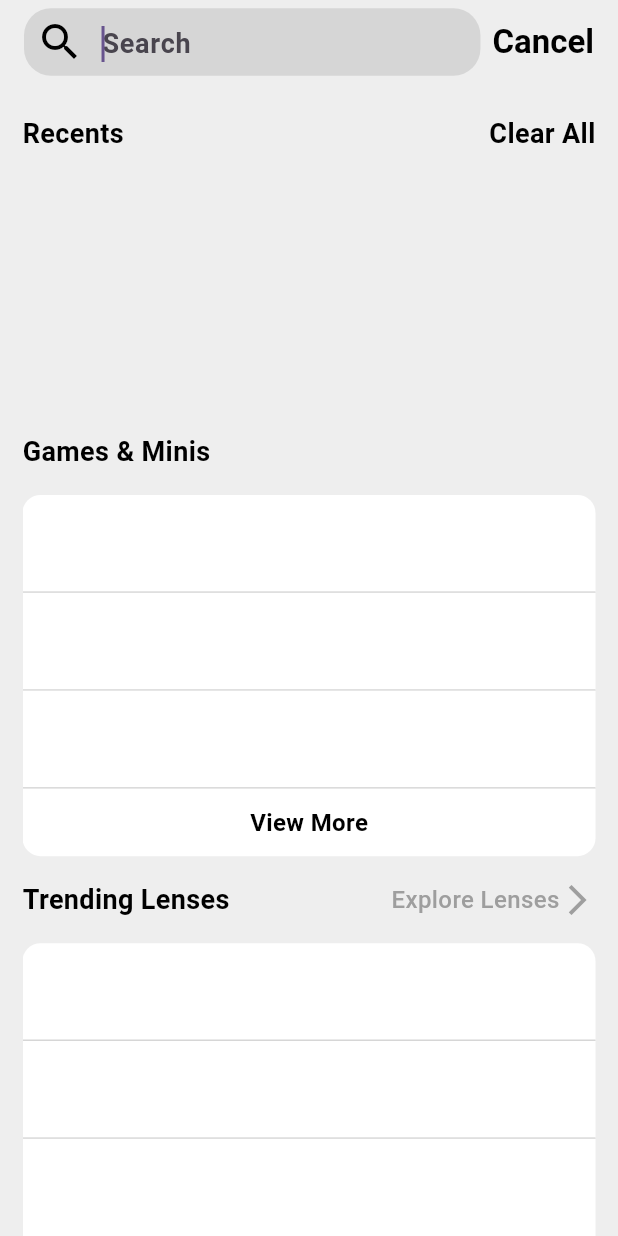
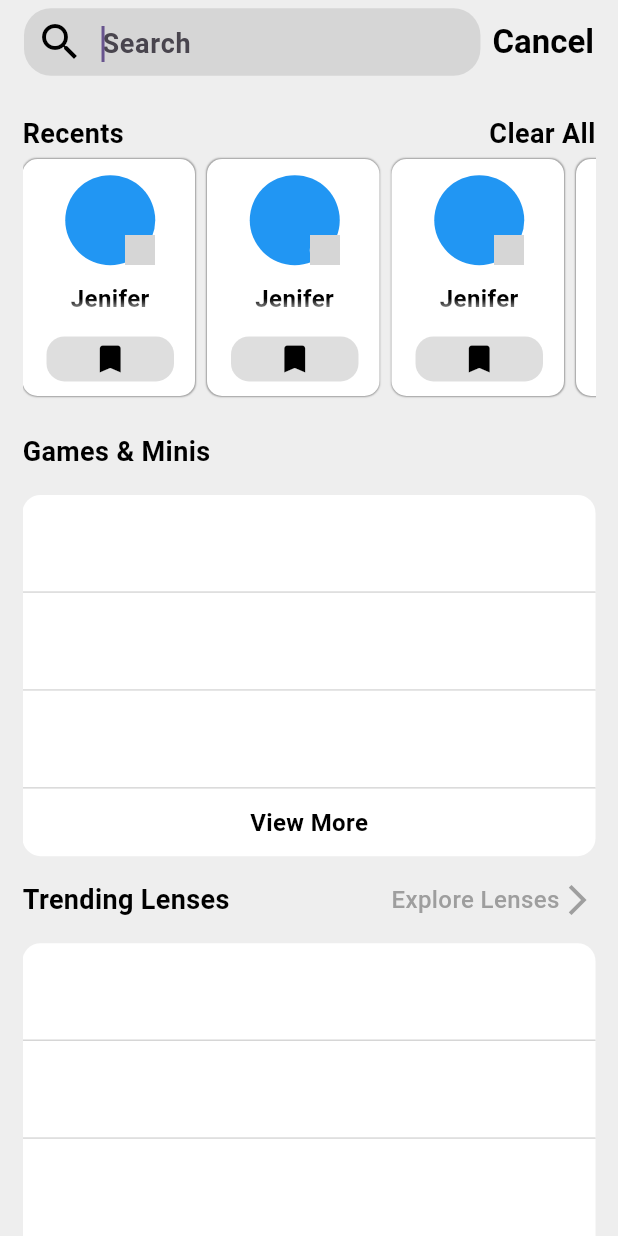
Before and after one commit to avikumar11haz/snapy, a Flutter app: the Search screen opened directly, on a phone screen of 412 x 824 dp. Run offline on Flutter 3.47's test engine with Material 2 defaults, Android fonts, the phone set to English and light mode, and no system bars; missing offline and left inert: flutter_swipe_detector; network calls fail; grey boxes are pictures that could not be loaded.

Commit message:
create recent item widget

```diff
--- /dev/null
+++ b/lib/bottomnavbar_option5/Widgets/SearchScreen/recentItem_widget.dart
@@ -0,0 +1,82 @@
+import 'package:flutter/material.dart';
+
+Widget recentItem_widget(){
+  return Padding(padding: const EdgeInsets.only(right: 8),
+  child: Container(
+    width: 115,
+    alignment: Alignment.bottomLeft,
+    decoration: BoxDecoration(
+      boxShadow: const [
+         BoxShadow(
+          color: Colors.grey,
+          blurRadius: 0.2,
+          spreadRadius: 0.1
+        )
+      ],
+      color: Colors.white,
+      borderRadius: BorderRadius.circular(10)
+    ),
+    child: Padding(
+      padding: const EdgeInsets.only(left: 4.0, bottom: 4, right: 2),
+      child: Column(
+        mainAxisAlignment: MainAxisAlignment.spaceEvenly,
+        crossAxisAlignment: CrossAxisAlignment.center,
+        children: [
+           Container(
+             height: 70,
+             alignment: Alignment.center,
+             child: Stack(
+               alignment: Alignment.bottomRight,
+               children: [
+                 Container(
+                   height: 60,
+                   width: 60,
+                   decoration: const BoxDecoration(
+                     color: Colors.blue,
+                     shape: BoxShape.circle,
+                   ),
+                 ),
+                 Container(
+                   height: 20,
+                   width: 20,
+                   decoration: BoxDecoration(
+                     border: Border.all(color: Colors.white, width: 2),
+                     color: Colors.black,
+                     image: const DecorationImage(
+                       image: NetworkImage(
+                         "https://vectorified.com/images/snapchat-icon-png-35.png",
+                       ),
+                       fit: BoxFit.cover
+                     ),
+                     shape: BoxShape.circle,
+                   ),
+                 )
+               ],
+             ),
+           ),
+          const Padding(padding: EdgeInsets.only(bottom: 8.0),
+          child: Text(
+            "Jenifer ankiston is op",
+            maxLines: 1,
+            textAlign: TextAlign.center,
+            overflow: TextOverflow.fade,
+            style: TextStyle(
+              color: Colors.black,
+              fontSize: 16,
+              fontWeight: FontWeight.w700
+            ),
+          ),),
+          Container(
+            width: 85,
+            height: 30,
+            decoration: BoxDecoration(
+              color: Colors.grey[350]?.withOpacity(0.8),
+              borderRadius: BorderRadius.circular(12)
+            ),
+            child: const Icon(Icons.bookmark, color: Colors.black,),
+          )
+        ],
+      ),
+    ),
+  ),);
+}
--- a/lib/bottomnavbar_option5/Widgets/SearchScreen/search_screen.dart
+++ b/lib/bottomnavbar_option5/Widgets/SearchScreen/search_screen.dart
@@ -1,4 +1,5 @@
 import 'package:flutter/material.dart';
+import 'package:snapy/bottomnavbar_option5/Widgets/SearchScreen/recentItem_widget.dart';
 
 class Search extends StatefulWidget {
   const Search({Key? key}) : super(key: key);
@@ -113,6 +114,11 @@ class _SearchState extends State<Search> {
                   ),
                   children: [
                     // TODO: recentItem widget
+                    recentItem_widget(),
+                    recentItem_widget(),
+                    recentItem_widget(),
+                    recentItem_widget(),
+                    recentItem_widget(),
                   ],
                 ),
               ),
```
